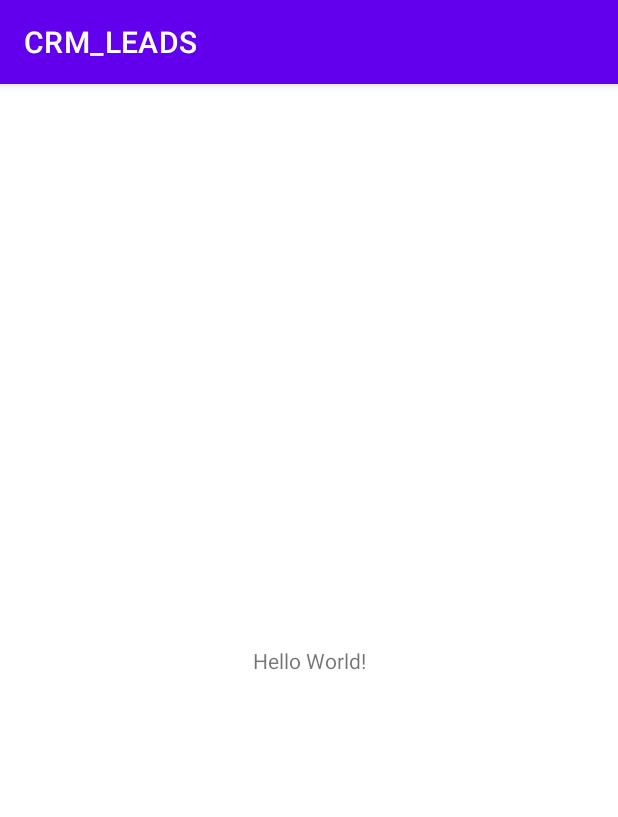
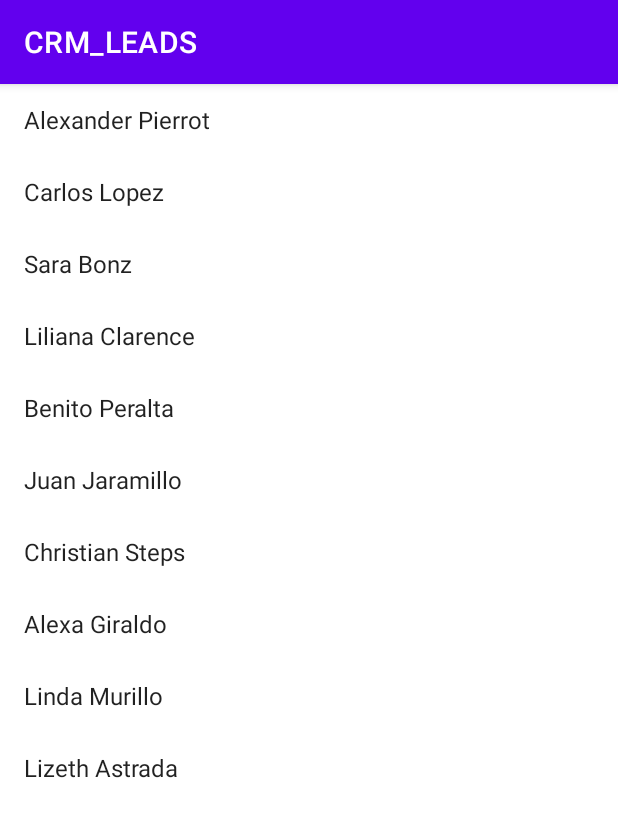
Before and after one commit to gussm07/CRM_LEADS, an Android app: the screen it shows after launch (MainActivity before the commit, LeadsActivity after it), on a phone screen of 412 x 824 dp. Shown: the top 817 px of the screen. Run offline under Robolectric (Android 15) with nearby library versions, the phone set to English and light mode, and no system bars.

Commit message:
Lista personas

```diff
--- a/app/src/main/AndroidManifest.xml
+++ b/app/src/main/AndroidManifest.xml
@@ -10,7 +10,7 @@
         android:supportsRtl="true"
         android:theme="@style/Theme.CRM_LEADS">
         <activity
-            android:name=".MainActivity"
+            android:name=".LeadsActivity"
             android:exported="true">
             <intent-filter>
                 <action android:name="android.intent.action.MAIN" />
--- a/app/src/main/java/edu/ieu/crm_leads/Fragment/LeadsFragment.java
+++ b/app/src/main/java/edu/ieu/crm_leads/Fragment/LeadsFragment.java
@@ -7,60 +7,55 @@ import androidx.fragment.app.Fragment;
 import android.view.LayoutInflater;
 import android.view.View;
 import android.view.ViewGroup;
+import android.widget.ArrayAdapter;
+import android.widget.ListView;
 
 import edu.ieu.crm_leads.R;
 
-/**
- * A simple {@link Fragment} subclass.
- * Use the {@link LeadsFragment#newInstance} factory method to
- * create an instance of this fragment.
- */
+
 public class LeadsFragment extends Fragment {
-
-    // TODO: Rename parameter arguments, choose names that match
-    // the fragment initialization parameters, e.g. ARG_ITEM_NUMBER
-    private static final String ARG_PARAM1 = "param1";
-    private static final String ARG_PARAM2 = "param2";
-
-    // TODO: Rename and change types of parameters
-    private String mParam1;
-    private String mParam2;
-
+    private ListView mLeadLists;
+    private ArrayAdapter<String> mLeadsAdapter;
     public LeadsFragment() {
         // Required empty public constructor
     }
-
-    /**
-     * Use this factory method to create a new instance of
-     * this fragment using the provided parameters.
-     *
-     * @param param1 Parameter 1.
-     * @param param2 Parameter 2.
-     * @return A new instance of fragment LeadsFragment.
-     */
-    // TODO: Rename and change types and number of parameters
-    public static LeadsFragment newInstance(String param1, String param2) {
-        LeadsFragment fragment = new LeadsFragment();
-        Bundle args = new Bundle();
-        args.putString(ARG_PARAM1, param1);
-        args.putString(ARG_PARAM2, param2);
-        fragment.setArguments(args);
-        return fragment;
-    }
-
     @Override
     public void onCreate(Bundle savedInstanceState) {
         super.onCreate(savedInstanceState);
         if (getArguments() != null) {
-            mParam1 = getArguments().getString(ARG_PARAM1);
-            mParam2 = getArguments().getString(ARG_PARAM2);
+
         }
+    }
+
+    public static LeadsFragment newInstance(){
+        return new LeadsFragment();
     }
 
     @Override
     public View onCreateView(LayoutInflater inflater, ViewGroup container,
                              Bundle savedInstanceState) {
         // Inflate the layout for this fragment
-        return inflater.inflate(R.layout.fragment_leads, container, false);
+        View root = inflater.inflate(R.layout.fragment_leads, container, false);
+        mLeadLists = root.findViewById(R.id.leads_list);
+        String[] leadsNames = {
+                "Alexander Pierrot",
+                "Carlos Lopez",
+                "Sara Bonz",
+                "Liliana Clarence",
+                "Benito Peralta",
+                "Juan Jaramillo",
+                "Christian Steps",
+                "Alexa Giraldo",
+                "Linda Murillo",
+                "Lizeth Astrada"
+        };
+
+        mLeadsAdapter = new ArrayAdapter<String>(
+                getActivity(),
+                android.R.layout.simple_list_item_1,
+                leadsNames
+        );
+        mLeadLists.setAdapter(mLeadsAdapter);
+        return root;
     }
 }
--- /dev/null
+++ b/app/src/main/java/edu/ieu/crm_leads/LeadsActivity.java
@@ -0,0 +1,35 @@
+package edu.ieu.crm_leads;
+
+import androidx.appcompat.app.AppCompatActivity;
+
+import android.os.Bundle;
+import android.widget.ArrayAdapter;
+import android.widget.ListView;
+
+import edu.ieu.crm_leads.Fragment.LeadsFragment;
+
+public class LeadsActivity extends AppCompatActivity {
+    private LeadsFragment leadsFragment;
+
+
+    @Override
+    protected void onCreate(Bundle savedInstanceState) {
+        super.onCreate(savedInstanceState);
+        setContentView(R.layout.activity_leads);
+        leadsFragment = (LeadsFragment) getSupportFragmentManager()
+                .findFragmentById(R.id.leads_container);
+        if(leadsFragment == null){
+            leadsFragment = LeadsFragment.newInstance();
+            getSupportFragmentManager()
+                    .beginTransaction()
+                    .add(R.id.leads_container, leadsFragment)
+                    .commit();
+        }
+
+
+    }
+
+    private AppCompatActivity getActivity() {
+        return this;
+    }
+}
--- a/app/src/main/java/edu/ieu/crm_leads/MainActivity.java
+++ /dev/null
@@ -1,14 +0,0 @@
-package edu.ieu.crm_leads;
-
-import androidx.appcompat.app.AppCompatActivity;
-
-import android.os.Bundle;
-
-public class MainActivity extends AppCompatActivity {
-
-    @Override
-    protected void onCreate(Bundle savedInstanceState) {
-        super.onCreate(savedInstanceState);
-        setContentView(R.layout.activity_main);
-    }
-}
--- /dev/null
+++ b/app/src/main/res/layout/activity_leads.xml
@@ -0,0 +1,8 @@
+<?xml version="1.0" encoding="utf-8"?>
+<RelativeLayout xmlns:android="http://schemas.android.com/apk/res/android"
+    xmlns:app="http://schemas.android.com/apk/res-auto"
+    xmlns:tools="http://schemas.android.com/tools"
+    android:id="@+id/leads_container"
+    android:layout_width="match_parent"
+    android:layout_height="match_parent"
+    tools:context=".LeadsActivity" />
--- a/app/src/main/res/layout/activity_main.xml
+++ /dev/null
@@ -1,18 +0,0 @@
-<?xml version="1.0" encoding="utf-8"?>
-<androidx.constraintlayout.widget.ConstraintLayout xmlns:android="http://schemas.android.com/apk/res/android"
-    xmlns:app="http://schemas.android.com/apk/res-auto"
-    xmlns:tools="http://schemas.android.com/tools"
-    android:layout_width="match_parent"
-    android:layout_height="match_parent"
-    tools:context=".MainActivity">
-
-    <TextView
-        android:layout_width="wrap_content"
-        android:layout_height="wrap_content"
-        android:text="Hello World!"
-        app:layout_constraintBottom_toBottomOf="parent"
-        app:layout_constraintLeft_toLeftOf="parent"
-        app:layout_constraintRight_toRightOf="parent"
-        app:layout_constraintTop_toTopOf="parent" />
-
-</androidx.constraintlayout.widget.ConstraintLayout>
--- a/app/src/main/res/layout/fragment_leads.xml
+++ b/app/src/main/res/layout/fragment_leads.xml
@@ -6,9 +6,12 @@
     tools:context=".Fragment.LeadsFragment">
 
     <!-- TODO: Update blank fragment layout -->
-    <TextView
+
+    <ListView
+        android:id="@+id/leads_list"
         android:layout_width="match_parent"
         android:layout_height="match_parent"
-        android:text="@string/hello_blank_fragment" />
+        android:divider="@null"
+        />
 
 </FrameLayout>
```
